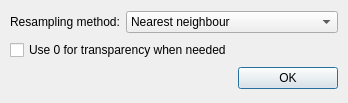
This is qgsgeorefwarpoptionsdialogbase.ui in mmassing/georeferencer as Qt 5 draws it before an edit. The edited form follows.
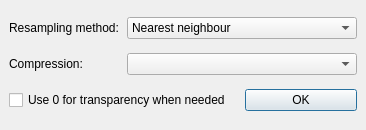
This is the edited form.

What changed in the file:
```diff
--- a/qgsgeorefwarpoptionsdialogbase.ui
+++ b/qgsgeorefwarpoptionsdialogbase.ui
@@ -5,8 +5,8 @@
    <rect>
     <x>0</x>
     <y>0</y>
-    <width>348</width>
-    <height>103</height>
+    <width>366</width>
+    <height>130</height>
    </rect>
   </property>
   <property name="windowTitle" >
@@ -14,11 +14,21 @@
   </property>
   <layout class="QGridLayout" >
    <property name="margin" >
-    <number>10</number>
+    <number>9</number>
    </property>
    <property name="spacing" >
     <number>6</number>
    </property>
+   <item row="1" column="1" colspan="2" >
+    <widget class="QComboBox" name="mCompressionComboBox" />
+   </item>
+   <item row="1" column="0" >
+    <widget class="QLabel" name="mCompressionLabel" >
+     <property name="text" >
+      <string>Compression:</string>
+     </property>
+    </widget>
+   </item>
    <item row="0" column="0" >
     <widget class="QLabel" name="textLabel1" >
      <property name="text" >
@@ -48,6 +58,16 @@
      </item>
     </widget>
    </item>
+   <item row="2" column="0" colspan="2" >
+    <widget class="QCheckBox" name="cbxZeroAsTrans" >
+     <property name="text" >
+      <string>Use 0 for transparency when needed</string>
+     </property>
+     <property name="checked" >
+      <bool>false</bool>
+     </property>
+    </widget>
+   </item>
    <item row="2" column="2" >
     <widget class="QPushButton" name="pbnOK" >
      <property name="text" >
@@ -58,16 +78,6 @@
      </property>
     </widget>
    </item>
-   <item row="1" column="0" colspan="2" >
-    <widget class="QCheckBox" name="cbxZeroAsTrans" >
-     <property name="text" >
-      <string>Use 0 for transparency when needed</string>
-     </property>
-     <property name="checked" >
-      <bool>false</bool>
-     </property>
-    </widget>
-   </item>
   </layout>
  </widget>
  <layoutdefault spacing="6" margin="11" />
```
